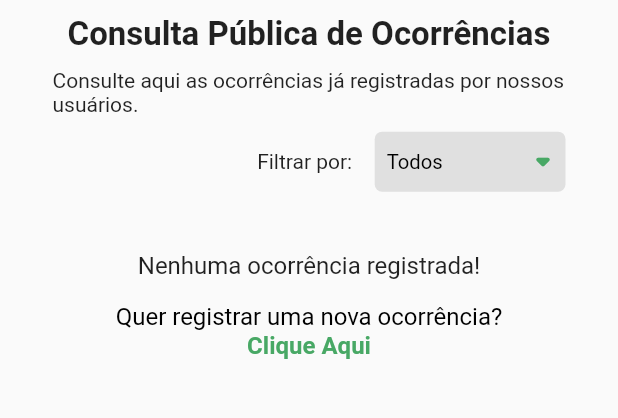
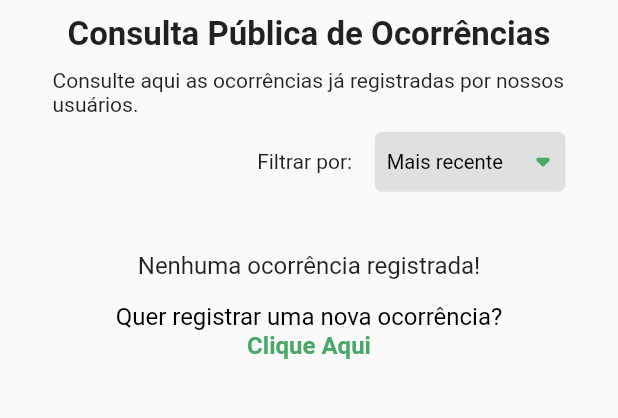
Before and after one commit to ItaloCovas/VerdePerto, a Flutter app: the screen it shows after launch, item 2 of the bottom bar chosen, on a phone screen of 412 x 824 dp, the part 36-454 px from its top. Run offline on Flutter 3.47's test engine with Material 2 defaults, Android fonts, the light colour scheme and no system bars; our stand-ins replace cloud_firestore, dio, firebase_core, firebase_storage, flutter_mobx, geolocator and 3 more; accounts and stored records are empty; generated files the repository leaves out were written again; Roboto replaces fonts that are missing (Poppins).

Commit message:
Adicionando filtro na lista

```diff
--- a/lib/pages/reports_page.dart
+++ b/lib/pages/reports_page.dart
@@ -18,7 +18,7 @@ class ReportsPage extends StatefulWidget {
 
 class _ReportsPageState extends State<ReportsPage> {
   final imageStore = GetIt.I.get<ImageStore>();
-  String dropdown = 'Todos';
+  String dropdown = 'Mais recente';
   final registerStore = GetIt.I.get<RegisterStore>();
 
   @override
@@ -105,7 +105,6 @@ class _ReportsPageState extends State<ReportsPage> {
                                 });
                               },
                               items: <String>[
-                                'Todos',
                                 'Mais recente',
                                 'Menos recente'
                               ].map<DropdownMenuItem<String>>((String value) {
@@ -131,6 +130,8 @@ class _ReportsPageState extends State<ReportsPage> {
                                 return ListView.builder(
                                   physics: const NeverScrollableScrollPhysics(),
                                   shrinkWrap: true,
+                                  reverse:
+                                      dropdown == "Mais recente" ? false : true,
                                   padding: const EdgeInsets.only(top: 10),
                                   scrollDirection: Axis.vertical,
                                   itemCount: registerStore.ocurrencies!.length,
```
Also changed, not shown: pubspec.lock.
